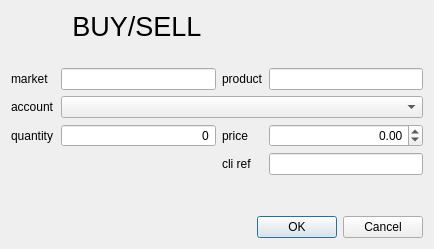
Above: src/qt_components/src/qeditorder.ui from jleahred/maiquel-toolkit-cpp before the change. Below: the same form after it.
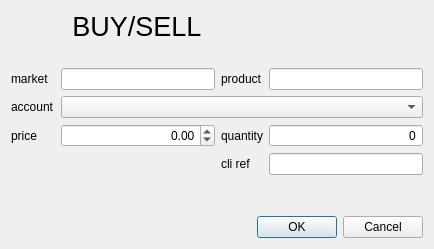
That is the form after the change. Icons and pictures are not drawn. Custom widgets are drawn as their Qt base class.

Commit message: cimdtrade  modif   positions quantity and price on edit order

What changed in the file:
```diff
--- a/src/qt_components/src/qeditorder.ui
+++ b/src/qt_components/src/qeditorder.ui
@@ -149,44 +149,6 @@
     </widget>
    </item>
    <item row="4" column="3">
-    <widget class="qLocaleDoubleSpinBox" name="price">
-     <property name="sizePolicy">
-      <sizepolicy hsizetype="Expanding" vsizetype="Fixed">
-       <horstretch>0</horstretch>
-       <verstretch>0</verstretch>
-      </sizepolicy>
-     </property>
-     <property name="alignment">
-      <set>Qt::AlignRight|Qt::AlignTrailing|Qt::AlignVCenter</set>
-     </property>
-     <property name="accelerated">
-      <bool>true</bool>
-     </property>
-     <property name="correctionMode">
-      <enum>QAbstractSpinBox::CorrectToNearestValue</enum>
-     </property>
-     <property name="minimum">
-      <double>-1000000.000000000000000</double>
-     </property>
-     <property name="maximum">
-      <double>1000000.000000000000000</double>
-     </property>
-    </widget>
-   </item>
-   <item row="4" column="2">
-    <widget class="QLabel" name="label_price">
-     <property name="sizePolicy">
-      <sizepolicy hsizetype="Minimum" vsizetype="Preferred">
-       <horstretch>0</horstretch>
-       <verstretch>0</verstretch>
-      </sizepolicy>
-     </property>
-     <property name="text">
-      <string>price</string>
-     </property>
-    </widget>
-   </item>
-   <item row="4" column="1">
     <widget class="qLocaleDoubleSpinBox" name="quantity">
      <property name="sizePolicy">
       <sizepolicy hsizetype="Expanding" vsizetype="Fixed">
@@ -220,7 +182,7 @@
      </property>
     </widget>
    </item>
-   <item row="4" column="0">
+   <item row="4" column="2">
     <widget class="QLabel" name="label_quantity">
      <property name="sizePolicy">
       <sizepolicy hsizetype="Fixed" vsizetype="Preferred">
@@ -236,6 +198,44 @@
      </property>
     </widget>
    </item>
+   <item row="4" column="1">
+    <widget class="qLocaleDoubleSpinBox" name="price">
+     <property name="sizePolicy">
+      <sizepolicy hsizetype="Expanding" vsizetype="Fixed">
+       <horstretch>0</horstretch>
+       <verstretch>0</verstretch>
+      </sizepolicy>
+     </property>
+     <property name="alignment">
+      <set>Qt::AlignRight|Qt::AlignTrailing|Qt::AlignVCenter</set>
+     </property>
+     <property name="accelerated">
+      <bool>true</bool>
+     </property>
+     <property name="correctionMode">
+      <enum>QAbstractSpinBox::CorrectToNearestValue</enum>
+     </property>
+     <property name="minimum">
+      <double>-1000000.000000000000000</double>
+     </property>
+     <property name="maximum">
+      <double>1000000.000000000000000</double>
+     </property>
+    </widget>
+   </item>
+   <item row="4" column="0">
+    <widget class="QLabel" name="label_price">
+     <property name="sizePolicy">
+      <sizepolicy hsizetype="Minimum" vsizetype="Preferred">
+       <horstretch>0</horstretch>
+       <verstretch>0</verstretch>
+      </sizepolicy>
+     </property>
+     <property name="text">
+      <string>price</string>
+     </property>
+    </widget>
+   </item>
   </layout>
  </widget>
  <customwidgets>
```
Left out of the diff: 10 changed lines with no effect on the pictures.
